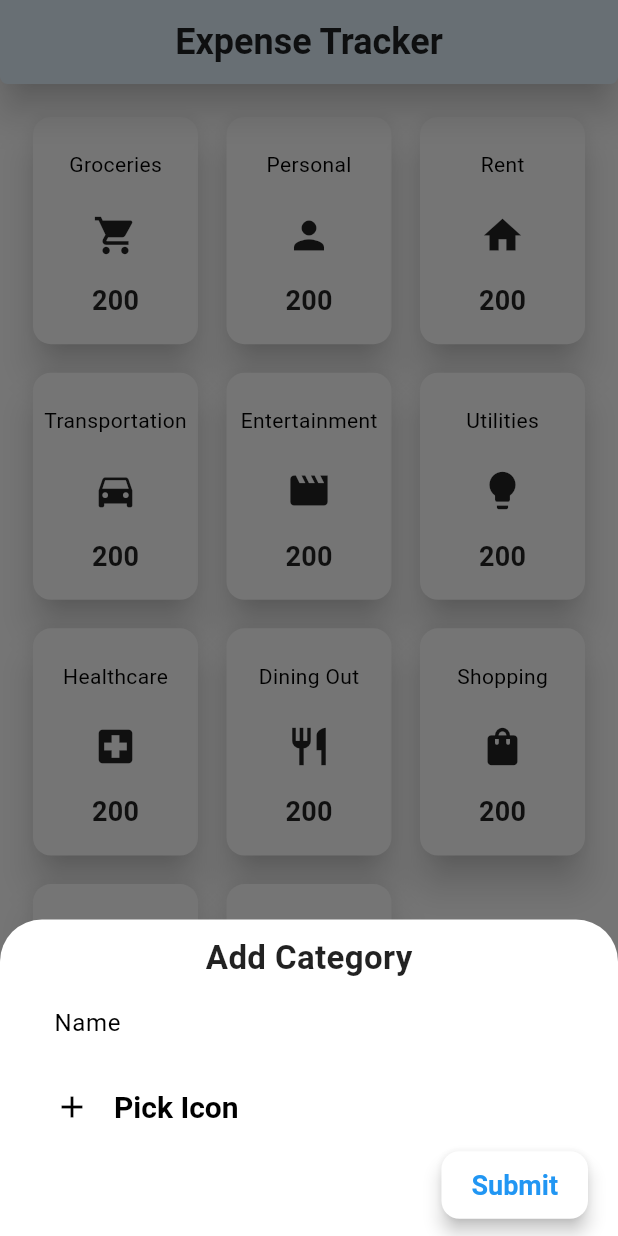
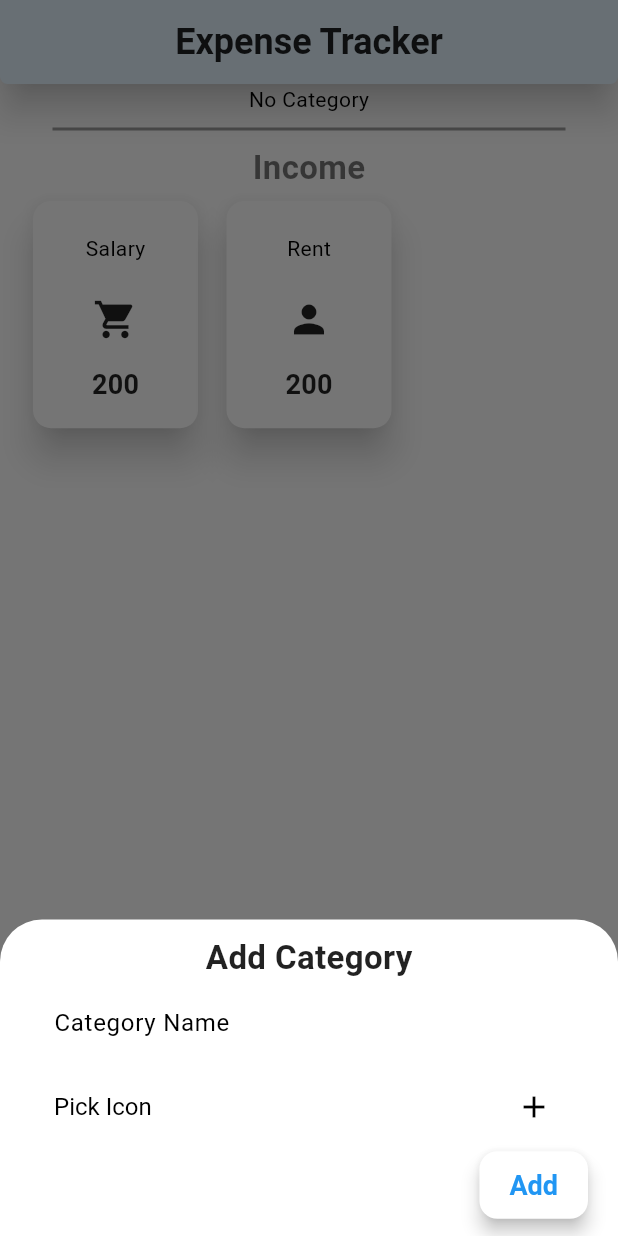
Before and after one commit to Akash006/expenseTracker, a Flutter app: the screen it shows after launch, after a tap on the "add" icon, on a phone screen of 412 x 824 dp. Run offline on Flutter 3.47's test engine with Material 3 defaults, Android fonts, the phone set to English and light mode, and no system bars; our stand-ins replace flutter_svg, go_router, sqflite; missing offline and left inert: flutter_iconpicker; accounts and stored records are empty; Roboto replaces fonts that are missing (Raleway).

Commit message:
After leaves

```diff
--- /dev/null
+++ b/devtools_options.yaml
@@ -0,0 +1,3 @@
+description: This file stores settings for Dart & Flutter DevTools.
+documentation: https://docs.flutter.dev/tools/devtools/extensions#configure-extension-enablement-states
+extensions:
--- a/lib/database/createDatabase.dart
+++ b/lib/database/createDatabase.dart
@@ -12,7 +12,7 @@ class DBHelper {
   Database? myDB;
 
   Future<Database> getDB() async {
-    myDB ?? await openDB();
+    myDB ??= await openDB();
     return myDB!;
 
     // if (myDB != null) {
@@ -24,13 +24,36 @@ class DBHelper {
   }
 
   Future<Database> openDB() async {
-    Directory appDir = await getApplicationCacheDirectory();
+    Directory appDir = await getApplicationDocumentsDirectory();
     String dbPath = join(appDir.path, "tracker.db");
 
     return await openDatabase(dbPath, onCreate: (db, version) {
       // DB Tables
       db.execute(
-          "Create table category_table (category_id INTEGER PRIMARY KEY AUTO_INCREMENT, name Text, icon_name Text, ledger_name Text)");
+          "CREATE TABLE category_table (category_id INTEGER PRIMARY KEY AUTOINCREMENT, name TEXT, icon_name INTEGER, icon_family TEXT, ledger_name TEXT)");
     }, version: 1);
   }
+
+  Future<List<Map<String, dynamic>>> getCategoryDB() async {
+    var db = await getDB();
+    List<Map<String, dynamic>> mdata = await db.query("category_table");
+    return mdata;
+  }
+
+  Future<bool> insertCategoryDB({
+    required categoryName,
+    required categoryIconName,
+    required categoryFamily,
+    categoryLedgerName = "default",
+  }) async {
+    var db = await getDB();
+    int rowEffected = await db.insert("category_table", {
+      "name": categoryName,
+      "icon_name": categoryIconName,
+      "icon_family": categoryFamily,
+      "ledger_name": categoryLedgerName
+    });
+
+    return rowEffected > 0;
+  }
 }
--- a/lib/main.dart
+++ b/lib/main.dart
@@ -1,11 +1,14 @@
+import 'package:expense_tracker/database/createDatabase.dart';
+import 'package:expense_tracker/modals/mythemeData.dart';
+import 'package:expense_tracker/modals/themeProvider.dart';
 import 'package:flutter/material.dart';
+import 'package:provider/provider.dart';
+
 import 'routes/appRouteConfig.dart';
-import 'package:provider/provider.dart';
-import 'package:expense_tracker/modals/themeProvider.dart';
-import 'package:expense_tracker/modals/mythemeData.dart';
 
-void main() {
+void main() async {
   WidgetsFlutterBinding.ensureInitialized();
+  await DBHelper.getInstance.getDB();
   runApp(const MyApp());
 }
 
--- a/lib/modals/expenseModal.dart
+++ b/lib/modals/expenseModal.dart
@@ -26,7 +26,8 @@ ExpenseModal getExpenseByName(String name) {
 final List<ExpenseModal> expenseList = [
   ExpenseModal(
     name: "Groceries",
-    iconName: Icons.shopping_cart,
+    // iconName: Icons.shopping_cart,
+    iconName: IconData(57374, fontFamily: 'MaterialIcons'),
     colorName: Colors.teal.shade200,
   ),
   ExpenseModal(
--- a/lib/modals/mythemeData.dart
+++ b/lib/modals/mythemeData.dart
@@ -44,11 +44,16 @@ class MyThemeData {
     ),
 
     textTheme: const TextTheme(
-      displayLarge: TextStyle(fontSize: 28, color: Colors.black, fontWeight: FontWeight.w900),
-      displayMedium: TextStyle(fontSize: 24, color: Colors.black, fontWeight: FontWeight.w900),
-      displaySmall: TextStyle(fontSize: 20, color: Colors.black, fontWeight: FontWeight.w900),
-      headlineMedium: TextStyle(fontSize: 18, color: Colors.black, fontWeight: FontWeight.w700),
-      headlineSmall: TextStyle(fontSize: 16, color: Colors.black, fontWeight: FontWeight.w700),
+      displayLarge: TextStyle(
+          fontSize: 28, color: Colors.black, fontWeight: FontWeight.w900),
+      displayMedium: TextStyle(
+          fontSize: 24, color: Colors.black, fontWeight: FontWeight.w900),
+      displaySmall: TextStyle(
+          fontSize: 20, color: Colors.black, fontWeight: FontWeight.w900),
+      headlineMedium: TextStyle(
+          fontSize: 18, color: Colors.black, fontWeight: FontWeight.w700),
+      headlineSmall: TextStyle(
+          fontSize: 16, color: Colors.black, fontWeight: FontWeight.w700),
       titleLarge: TextStyle(fontSize: 18, color: Colors.black),
       titleMedium: TextStyle(fontSize: 16, color: Colors.black),
       titleSmall: TextStyle(fontSize: 14, color: Colors.black),
@@ -72,11 +77,11 @@ class MyThemeData {
       ),
     ),
 
-    cardTheme: const CardTheme(
-      color: Colors.blue,
-      shadowColor: Colors.white12,
-      elevation: 26,
-    ),
+    // cardTheme: CardTheme(
+    //   color: Colors.blue,
+    //   shadowColor: Colors.white12,
+    //   elevation: 26,
+    // ),
 
     listTileTheme: const ListTileThemeData(
       // tileColor: Colors.black,
@@ -89,17 +94,12 @@ class MyThemeData {
       elevation: 8,
     ),
 
-    dividerTheme: DividerThemeData(
-        color: Colors.grey,
-        thickness: 1,
-        space: 2
-    ),
+    dividerTheme: DividerThemeData(color: Colors.grey, thickness: 1, space: 2),
   );
 
   ThemeData darkMode = ThemeData(
     brightness: Brightness.dark,
     scaffoldBackgroundColor: Colors.grey[900],
-
     appBarTheme: AppBarTheme(
       systemOverlayStyle: SystemUiOverlayStyle.light,
       // backgroundColor: Colors.indigo.shade800,
@@ -126,7 +126,6 @@ class MyThemeData {
     ).copyWith(
       secondary: Colors.purple,
     ),
-
     textButtonTheme: TextButtonThemeData(
       style: TextButton.styleFrom(
         backgroundColor: Colors.indigo,
@@ -136,7 +135,6 @@ class MyThemeData {
         shadowColor: Colors.grey,
       ),
     ),
-
     elevatedButtonTheme: ElevatedButtonThemeData(
       style: ElevatedButton.styleFrom(
         backgroundColor: Colors.white,
@@ -146,46 +144,45 @@ class MyThemeData {
         textStyle: const TextStyle(fontSize: 18),
       ),
     ),
-
     textTheme: const TextTheme(
-      displayLarge: TextStyle(fontSize: 28, color: Colors.white, fontWeight: FontWeight.w900),
-      displayMedium: TextStyle(fontSize: 24, color: Colors.white, fontWeight: FontWeight.w900),
-      displaySmall: TextStyle(fontSize: 20, color: Colors.white, fontWeight: FontWeight.w900),
-      headlineMedium: TextStyle(fontSize: 18, color: Colors.white, fontWeight: FontWeight.w700),
-      headlineSmall: TextStyle(fontSize: 16, color: Colors.white, fontWeight: FontWeight.w700),
+      displayLarge: TextStyle(
+          fontSize: 28, color: Colors.white, fontWeight: FontWeight.w900),
+      displayMedium: TextStyle(
+          fontSize: 24, color: Colors.white, fontWeight: FontWeight.w900),
+      displaySmall: TextStyle(
+          fontSize: 20, color: Colors.white, fontWeight: FontWeight.w900),
+      headlineMedium: TextStyle(
+          fontSize: 18, color: Colors.white, fontWeight: FontWeight.w700),
+      headlineSmall: TextStyle(
+          fontSize: 16, color: Colors.white, fontWeight: FontWeight.w700),
       titleLarge: TextStyle(fontSize: 14, color: Colors.white),
       titleMedium: TextStyle(fontSize: 16, color: Colors.white),
       titleSmall: TextStyle(fontSize: 16, color: Colors.white),
       bodyLarge: TextStyle(fontSize: 16, color: Colors.white),
       bodyMedium: TextStyle(fontSize: 14, color: Colors.white),
     ),
-
     iconTheme: const IconThemeData(color: Colors.indigoAccent),
-
     snackBarTheme: const SnackBarThemeData(
       elevation: 8,
       backgroundColor: Colors.white,
       actionTextColor: Colors.black,
     ),
-
     listTileTheme: const ListTileThemeData(
       tileColor: Colors.indigo,
-      shape: RoundedRectangleBorder(borderRadius: BorderRadius.all(Radius.circular(20))),
+      shape: RoundedRectangleBorder(
+          borderRadius: BorderRadius.all(Radius.circular(20))),
       textColor: Colors.white,
       iconColor: Colors.white,
       titleTextStyle: TextStyle(fontSize: 20, fontWeight: FontWeight.bold),
     ),
-
     drawerTheme: DrawerThemeData(
       elevation: 8,
       backgroundColor: Colors.grey[900],
     ),
-
-    cardTheme: const CardTheme(
-      color: Colors.indigo,
-      shadowColor: Colors.white10,
-      elevation: 12,
-    ),
-
+    // cardTheme: const CardTheme(
+    //   color: Colors.indigo,
+    //   shadowColor: Colors.white10,
+    //   elevation: 12,
+    // ),
   );
 }
--- a/lib/modals/transcationModal.dart
+++ b/lib/modals/transcationModal.dart
@@ -6,7 +6,6 @@ class TransactionModal {
   final DateTime transactionDateTime;
   final bool isIncome;
   final String description;
-
 
   TransactionModal({
     required this.modalType,
@@ -52,7 +51,7 @@ class TransactionModal {
 
   static List<TransactionModal> transactionList = [
     TransactionModal(
-      modalType: getExpenseByName("Groceries"),
+      modalType: getExpenseByName("Fuel"),
       amount: 50.0,
       transactionDateTime: DateTime(2024, 11, 25, 10, 30),
       isIncome: false,
@@ -192,5 +191,4 @@ class TransactionModal {
       description: "Trip",
     ),
   ];
-
 }
--- a/lib/widgets/categoryForm.dart
+++ b/lib/widgets/categoryForm.dart
@@ -1,5 +1,7 @@
 import 'package:flutter/material.dart';
 import 'package:flutter_iconpicker/flutter_iconpicker.dart';
+
+import '../database/createDatabase.dart';
 
 class CategoryForm extends StatefulWidget {
   @override
@@ -9,17 +11,59 @@ class CategoryForm extends StatefulWidget {
 class _CategoryFormState extends State<CategoryForm> {
   final _formKey = GlobalKey<FormState>();
   IconData? _pickedIcon;
+  final TextEditingController _categoryController = TextEditingController();
+  String? _newCategoryName;
+  int? _categoryIconName;
+  String? _categoryIconFamily;
+
+  DBHelper? _myDB;
 
   void _showIconPicker(BuildContext context) async {
     IconData? icon = await showIconPicker(
       context,
-      iconPackModes: [IconPack.fontAwesomeIcons],
+      iconPackModes: [IconPack.material],
     );
+
+    void dispose() {
+      super.dispose();
+      _categoryController.dispose();
+    }
 
     if (icon != null) {
       setState(() {
         _pickedIcon = icon;
       });
+    }
+  }
+
+  void initState() {
+    super.initState();
+    _myDB = DBHelper.getInstance;
+  }
+
+  void _submit() async {
+    if (_formKey.currentState!.validate()) {
+      _formKey.currentState!.save();
+
+      if (_categoryController.text != null) {
+        print("Category Name: ${_categoryController.text}");
+        _newCategoryName = _categoryController.text;
+      }
+
+      if (_categoryController.text != null) {
+        print("Icon Name: ${_pickedIcon?.codePoint}");
+        _categoryIconName = _pickedIcon?.codePoint;
+        print("Icon family: ${_pickedIcon?.fontFamily}");
+        _categoryIconFamily = _pickedIcon?.fontFamily;
+      }
+
+      bool? insertResult = await _myDB?.insertCategoryDB(
+        categoryName: _newCategoryName,
+        categoryIconName: _categoryIconName?.toInt(),
+        categoryFamily: _categoryIconFamily,
+      );
+
+      Navigator.of(context).pop();
     }
   }
 
@@ -49,23 +93,42 @@ class _CategoryFormState extends State<CategoryForm> {
                 ),
               ),
               TextFormField(
+                textInputAction: TextInputAction.next,
+                controller: _categoryController,
                 decoration: InputDecoration(
-                  labelText: "Name",
+                  labelText: "Category Name",
                   hintText: "Enter Category Name",
                   border: OutlineInputBorder(
                     borderRadius: BorderRadius.circular(2),
                   ),
                 ),
+                validator: (value) {
+                  if (_categoryController.text.isEmpty) {
+                    return "Please enter category name";
+                  }
+                },
+                onSaved: (value) {
+                  if (_categoryController.text.isEmpty) {
+                    _newCategoryName = _categoryController.text;
+                  }
+                },
               ),
               Column(
                 mainAxisSize: MainAxisSize.min,
                 children: [
-                  ListTile(
-                    leading: _pickedIcon != null
-                        ? Icon(_pickedIcon)
-                        : Icon(Icons.add),
-                    title: Text('Pick Icon'),
-                    onTap: () => _showIconPicker(context),
+                  Padding(
+                    padding: const EdgeInsets.all(0.0),
+                    child: ListTile(
+                      trailing: _pickedIcon != null
+                          ? Icon(_pickedIcon)
+                          : Icon(Icons.add),
+                      title: Text(
+                        'Pick Icon',
+                        style: TextStyle(
+                            fontWeight: FontWeight.normal, fontSize: 16),
+                      ),
+                      onTap: () => _showIconPicker(context),
+                    ),
                   ),
                 ],
               ),
@@ -73,8 +136,8 @@ class _CategoryFormState extends State<CategoryForm> {
                 mainAxisAlignment: MainAxisAlignment.end,
                 children: [
                   ElevatedButton(
-                    onPressed: () {},
-                    child: Text('Submit'),
+                    onPressed: _submit,
+                    child: Text('Add'),
                   ),
                 ],
               ),
--- a/lib/widgets/expenseView.dart
+++ b/lib/widgets/expenseView.dart
@@ -1,24 +1,26 @@
+import 'package:expense_tracker/modals/expenseModal.dart';
 import 'package:flutter/material.dart';
-import 'package:expense_tracker/modals/expenseModal.dart';
 import 'package:go_router/go_router.dart';
 
-class ExpenseView extends StatelessWidget {
-  final String view;
-
-  const ExpenseView({super.key, required this.view});
+class ExpenseView extends StatefulWidget {
+  final List<Map<String, dynamic>> categoryData;
+  ExpenseView({super.key, required this.categoryData});
 
   @override
+  State<ExpenseView> createState() => _ExpenseViewState();
+}
+
+class _ExpenseViewState extends State<ExpenseView> {
+  @override
   Widget build(BuildContext context) {
-    // Determine whether to show expenses or income based on `view`
-    // var expense = (view == "Expense") ? expenseList : incomeList;
-
     return SingleChildScrollView(
       child: Column(
         children: [
+          if (widget.categoryData.isNotEmpty)
             GridView.builder(
               shrinkWrap: true,
               physics: NeverScrollableScrollPhysics(),
-            itemCount: expenseList.length, // Use the correct list length
+              itemCount: widget.categoryData.length,
               padding: const EdgeInsets.symmetric(
                 horizontal: 20,
                 vertical: 20,
@@ -30,11 +32,16 @@ class ExpenseView extends StatelessWidget {
                 mainAxisSpacing: 15,
               ),
               itemBuilder: (ctx, index) {
-              final clickedTile = expenseList[index];
+                // final clickedTile = categoryData[index]["name"];
                 return GestureDetector(
                   onTap: () {
                     // Use the clicked tile's data for navigation
-                  context.push("/addTranscationForm/$view/${clickedTile.name}");
+                    context.push(
+                        "/addTranscationForm/Expense/${widget.categoryData[index]["name"]}");
+                  },
+                  onLongPress: () {
+                    print(
+                        "It's a long press on ${widget.categoryData[index]["name"]}");
                   },
                   child: Card(
                     color: Colors.white,
@@ -47,7 +54,7 @@ class ExpenseView extends StatelessWidget {
                         Container(
                           padding: const EdgeInsets.all(6),
                           child: Text(
-                          clickedTile.name,
+                            widget.categoryData[index]["name"],
                             style: const TextStyle(
                               color: Colors.black,
                               fontSize: 14,
@@ -61,8 +68,11 @@ class ExpenseView extends StatelessWidget {
                               color: Colors.black87,
                               size: 30, // Set the icon size
                             ),
-                        child: Icon(clickedTile.iconName),
-                      ),
+                            child: Icon(IconData(
+                                // 57374,
+                                widget.categoryData[index]["icon_name"],
+                                fontFamily: widget.categoryData[index]
+                                    ["icon_family"]))),
                         Text(
                           "200",
                           style: const TextStyle(
@@ -77,6 +87,10 @@ class ExpenseView extends StatelessWidget {
                   ),
                 );
               },
+            )
+          else
+            Center(
+              child: Text("No Category"),
             ),
           SizedBox(
             height: 20,
@@ -92,8 +106,7 @@ class ExpenseView extends StatelessWidget {
             style: TextStyle(
                 fontWeight: FontWeight.bold,
                 color: Colors.black54,
-              fontSize: 22
-            ),
+                fontSize: 22),
           ),
           GridView.builder(
             shrinkWrap: true,
@@ -114,7 +127,8 @@ class ExpenseView extends StatelessWidget {
               return GestureDetector(
                 onTap: () {
                   // Use the clicked tile's data for navigation
-                  context.push("/addTranscationForm/Income/${clickedTile.name}");
+                  context
+                      .push("/addTranscationForm/Income/${clickedTile.name}");
                 },
                 child: Card(
                   color: Colors.white,
--- a/lib/widgets/home.dart
+++ b/lib/widgets/home.dart
@@ -1,6 +1,7 @@
 import 'package:expense_tracker/views/transcationView.dart';
 import 'package:flutter/material.dart';
 
+import '../database/createDatabase.dart';
 import 'categoryForm.dart';
 import 'expenseView.dart';
 
@@ -15,6 +16,20 @@ class _HomeWidgetState extends State<HomeWidget> {
   int selectedindex = 0;
 
   final PageController pageController = PageController();
+  DBHelper myDB = DBHelper.getInstance;
+  List<Map<String, dynamic>> categoryData = [];
+
+  void initState() {
+    super.initState();
+    getCategories();
+  }
+
+  void getCategories() async {
+    List<Map<String, dynamic>> categoryData = await myDB.getCategoryDB();
+    setState(() {
+      this.categoryData = categoryData;
+    });
+  }
 
   void onTapped(int index) {
     setState(() {
@@ -24,12 +39,15 @@ class _HomeWidgetState extends State<HomeWidget> {
   }
 
   void _addCategory(BuildContext context) {
-    print("Add Category");
     showModalBottomSheet(
       context: context,
       isScrollControlled: true,
       builder: (context) => CategoryForm(),
-    );
+    ).then((_) {
+      setState(() {
+        getCategories();
+      });
+    });
   }
 
   @override
@@ -71,8 +89,9 @@ class _HomeWidgetState extends State<HomeWidget> {
             },
             children: [
               ExpenseView(
-                  key: ValueKey("expense-${selectedindex}"), // Unique key
-                  view: "Expense"),
+                key: ValueKey("expense-${selectedindex}"), // Unique key
+                categoryData: categoryData,
+              ),
               TransactionScreen()
             ],
           ),
```
Also changed, not shown: pubspec.lock, 3 other files. Lines whose indentation alone changed are shown as unchanged.
